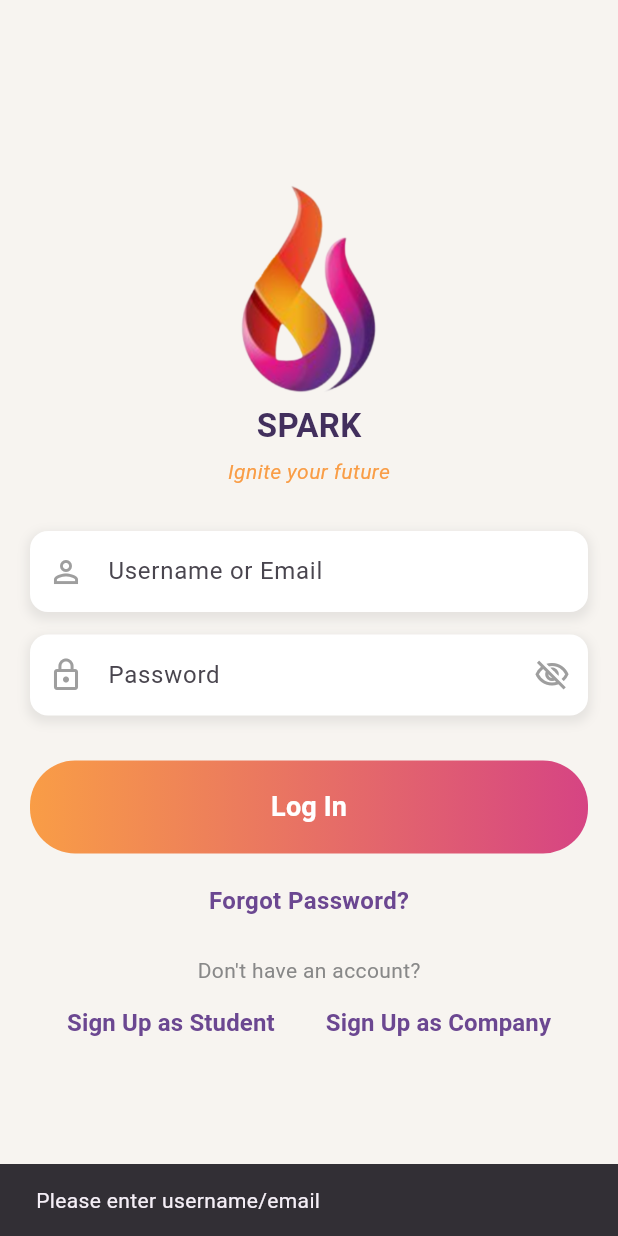
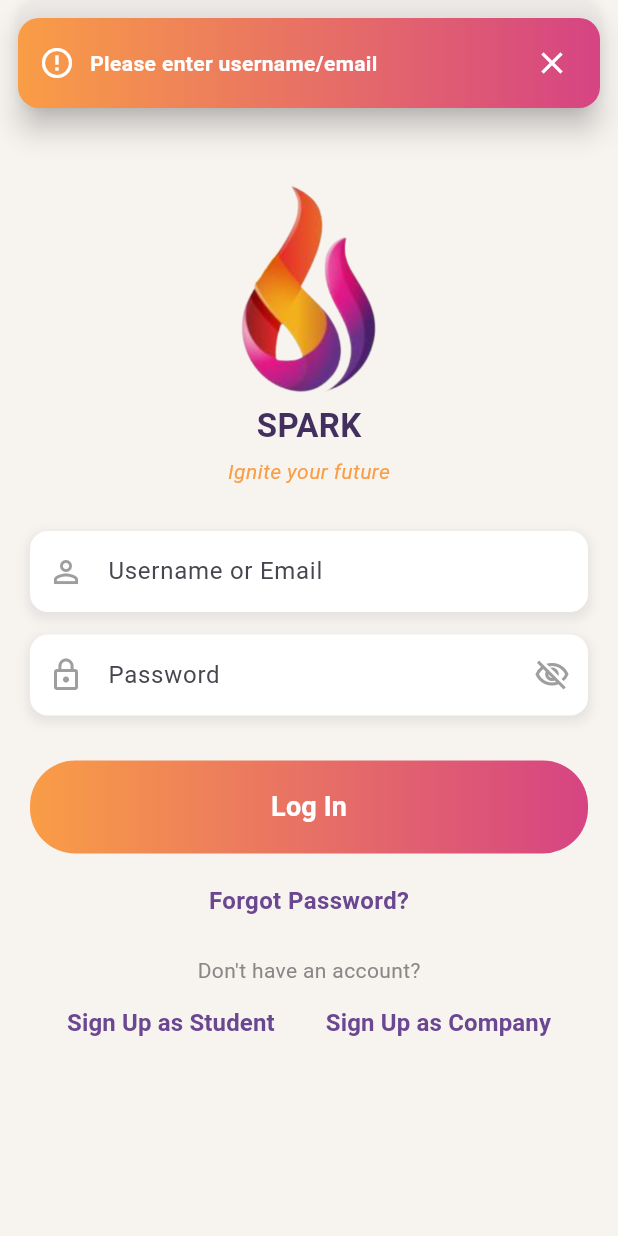
Before and after one commit to RandAlshalan/Spark444, a Flutter app: the LoginScreen screen opened by its route, after a tap on "Log In", on a phone screen of 412 x 824 dp. Run offline on Flutter 3.47's test engine with Material 3 defaults, Android fonts, the phone set to English and light mode, and no system bars; our stand-ins replace cloud_firestore, firebase_auth, firebase_core; accounts and stored records are empty.

Commit message:
update login " error massage "

```diff
--- a/lib/studentScreens/login.dart
+++ b/lib/studentScreens/login.dart
@@ -11,15 +11,111 @@ class LoginScreen extends StatefulWidget {
   State<LoginScreen> createState() => _LoginScreenState();
 }
 
-class _LoginScreenState extends State<LoginScreen> {
+class _LoginScreenState extends State<LoginScreen>
+    with SingleTickerProviderStateMixin {
   final _idController = TextEditingController(); // Username أو Email
   final _passwordController = TextEditingController();
   bool _isLoading = false;
   bool _obscurePassword = true;
   final AuthService _authService = AuthService();
 
+  // ====== Top Toast (Overlay) ======
+  OverlayEntry? _toastEntry;
+  late final AnimationController _toastController = AnimationController(
+    vsync: this,
+    duration: const Duration(milliseconds: 250),
+  );
+  late final Animation<Offset> _toastSlide = Tween<Offset>(
+    begin: const Offset(0, -1),
+    end: Offset.zero,
+  ).animate(CurvedAnimation(parent: _toastController, curve: Curves.easeOut));
+
+  void _showTopToast(
+    String message, {
+    IconData icon = Icons.error_outline,
+    Duration duration = const Duration(seconds: 2),
+  }) async {
+    _hideTopToast();
+    final overlay = Overlay.of(context);
+    if (overlay == null) return;
+
+    _toastEntry = OverlayEntry(
+      builder: (_) {
+        final topSafe = MediaQuery.of(context).padding.top;
+        return Positioned(
+          top: 0,
+          left: 12,
+          right: 12,
+          child: SafeArea(
+            bottom: false,
+            child: SlideTransition(
+              position: _toastSlide,
+              child: Material(
+                color: Colors.transparent,
+                elevation: 8,
+                borderRadius: BorderRadius.circular(14),
+                child: Container(
+                  margin: EdgeInsets.only(top: topSafe > 0 ? 0 : 12),
+                  padding: const EdgeInsets.symmetric(
+                    horizontal: 14,
+                    vertical: 12,
+                  ),
+                  decoration: BoxDecoration(
+                    gradient: const LinearGradient(
+                      colors: [Color(0xFFF99D46), Color(0xFFD64483)],
+                      begin: Alignment.centerLeft,
+                      end: Alignment.centerRight,
+                    ),
+                    borderRadius: BorderRadius.circular(14),
+                  ),
+                  child: Row(
+                    children: [
+                      Icon(icon, color: Colors.white),
+                      const SizedBox(width: 10),
+                      Expanded(
+                        child: Text(
+                          message,
+                          style: const TextStyle(
+                            color: Colors.white,
+                            fontWeight: FontWeight.w600,
+                          ),
+                        ),
+                      ),
+                      GestureDetector(
+                        onTap: _hideTopToast,
+                        child: const Padding(
+                          padding: EdgeInsets.all(6.0),
+                          child: Icon(Icons.close, color: Colors.white),
+                        ),
+                      ),
+                    ],
+                  ),
+                ),
+              ),
+            ),
+          ),
+        );
+      },
+    );
+
+    overlay.insert(_toastEntry!);
+    await _toastController.forward();
+    Future.delayed(duration, () async {
+      if (!mounted) return;
+      await _toastController.reverse();
+      _hideTopToast();
+    });
+  }
+
+  void _showSuccess(String msg) =>
+      _showTopToast(msg, icon: Icons.check_circle_outline);
+
+  void _hideTopToast() {
+    _toastEntry?..remove();
+    _toastEntry = null;
+  }
+
   // ====== Validators & Helpers ======
-
   final RegExp _emailRegex = RegExp(
     r'^[^\s@]+@[^\s@]+\.[^\s@]+$',
     caseSensitive: false,
@@ -29,11 +125,9 @@ class _LoginScreenState extends State<LoginScreen> {
     final t = raw.trim();
     if (t.isEmpty) return '';
     if (t.contains('@')) {
-      return t
-          .replaceAll(' ', '')
-          .toLowerCase(); // Email: قص ومسح المسافات الداخلية
+      return t.replaceAll(' ', '').toLowerCase(); // Email: بدون مسافات داخلية
     }
-    return t.toLowerCase(); // Username: نترك الداخلية ممنوعة في الفاليديشن
+    return t.toLowerCase(); // Username
   }
 
   String? _validateIdentifier(String raw) {
@@ -67,58 +161,54 @@ class _LoginScreenState extends State<LoginScreen> {
   }
 
   // ====== Lifecycle ======
-
   @override
   void dispose() {
+    _hideTopToast();
+    _toastController.dispose();
     _idController.dispose();
     _passwordController.dispose();
     super.dispose();
   }
 
   // ====== Actions ======
-
   Future<void> _login() async {
     final idRaw = _idController.text;
     final pwRaw = _passwordController.text;
 
-    // UI validation
     final idErr = _validateIdentifier(idRaw);
     final pwErr = _validatePassword(pwRaw);
     if (idErr != null || pwErr != null) {
-      final msg = idErr ?? pwErr!;
-      if (mounted) {
-        ScaffoldMessenger.of(
-          context,
-        ).showSnackBar(SnackBar(content: Text(msg)));
-      }
+      _showTopToast(idErr ?? pwErr!);
       return;
     }
 
     setState(() => _isLoading = true);
 
     try {
-      // أهم تغيير: نرسل المعرف كما هو لـ AuthService (هو اللي يحل Username→Email)
+      // نرسل المعرف كما هو — الـ AuthService يتكفل بتحويل username إلى email إن لزم
       final userType = await _authService.login(
-        idRaw, // identifier (username أو email)
+        idRaw,
         _normalizePassword(pwRaw),
       );
 
       if (!mounted) return;
+
       if (userType == 'student') {
+        _showSuccess('Welcome back!');
+        await Future.delayed(const Duration(milliseconds: 200));
         Navigator.of(context).pushReplacement(
-          MaterialPageRoute(builder: (context) => StudentProfilePage()),
+          MaterialPageRoute(builder: (_) => StudentProfilePage()),
         );
+      } else if (userType == 'company') {
+        _showSuccess('Welcome Company!');
+        // TODO: استبدلي بصفحة الـ Company المناسبة
+        // Navigator.pushReplacementNamed(context, '/companyHome');
       } else {
-        ScaffoldMessenger.of(
-          context,
-        ).showSnackBar(const SnackBar(content: Text("Welcome Company!")));
-        // TODO: Navigator.pushReplacementNamed(context, '/companyHome');
+        _showTopToast('Unknown user type');
       }
     } catch (e) {
       if (!mounted) return;
-      ScaffoldMessenger.of(
-        context,
-      ).showSnackBar(SnackBar(content: Text(e.toString())));
+      _showTopToast(e.toString());
     } finally {
       if (mounted) setState(() => _isLoading = false);
     }
@@ -127,42 +217,32 @@ class _LoginScreenState extends State<LoginScreen> {
   Future<void> _forgotPassword() async {
     final idRaw = _idController.text;
     if (idRaw.trim().isEmpty) {
-      if (mounted) {
-        ScaffoldMessenger.of(context).showSnackBar(
-          const SnackBar(content: Text("Enter your username/email first.")),
-        );
-      }
+      _showTopToast('Enter your username/email first.');
       return;
     }
     try {
-      // كذلك هنا: AuthService يحوّل username للإيميل داخليًا
       await _authService.resetPassword(idRaw);
       if (!mounted) return;
-      ScaffoldMessenger.of(context).showSnackBar(
-        const SnackBar(
-          content: Text("Password reset link sent to your email."),
-        ),
-      );
+      _showSuccess('Password reset link sent to your email.');
     } catch (e) {
       if (!mounted) return;
-      ScaffoldMessenger.of(
-        context,
-      ).showSnackBar(SnackBar(content: Text("Reset error: $e")));
+      _showTopToast('Reset error: $e');
     }
   }
 
   Future<void> _goTo(Widget page, int index) async {
     await Navigator.push(context, MaterialPageRoute(builder: (_) => page));
-    if (mounted) setState(() => {});
+    if (mounted) setState(() {});
   }
 
   // ====== UI ======
-
   @override
   Widget build(BuildContext context) {
     return Scaffold(
       backgroundColor: const Color(0xFFF7F4F0),
-      body: Center(
+      body: Stack(
+        children: [
+          Center(
             child: SingleChildScrollView(
               padding: const EdgeInsets.all(20),
               child: Column(
@@ -188,18 +268,9 @@ class _LoginScreenState extends State<LoginScreen> {
                       fontSize: 14,
                     ),
                   ),
-              /* const SizedBox(height: 50), //delete it bec we have welcomeScreen
-              const Text(
-                'Welcome Back!',
-                style: TextStyle(
-                  fontSize: 28,
-                  fontWeight: FontWeight.bold,
-                  color: Color(0xFF1E1E1E),
-                ),
-              ),*/
                   const SizedBox(height: 30),
 
-              // Username or Email
+                  // Identifier
                   Container(
                     decoration: BoxDecoration(
                       color: Colors.white,
@@ -219,7 +290,10 @@ class _LoginScreenState extends State<LoginScreen> {
                       enabled: !_isLoading,
                       decoration: const InputDecoration(
                         hintText: 'Username or Email',
-                    prefixIcon: Icon(Icons.person_outline, color: Colors.grey),
+                        prefixIcon: Icon(
+                          Icons.person_outline,
+                          color: Colors.grey,
+                        ),
                         contentPadding: EdgeInsets.symmetric(
                           horizontal: 20,
                           vertical: 15,
@@ -266,8 +340,9 @@ class _LoginScreenState extends State<LoginScreen> {
                                 : Icons.visibility_outlined,
                             color: Colors.grey,
                           ),
-                      onPressed: () =>
-                          setState(() => _obscurePassword = !_obscurePassword),
+                          onPressed: () => setState(
+                            () => _obscurePassword = !_obscurePassword,
+                          ),
                         ),
                       ),
                     ),
@@ -297,7 +372,14 @@ class _LoginScreenState extends State<LoginScreen> {
                           ),
                         ),
                         child: _isLoading
-                        ? const CircularProgressIndicator(color: Colors.white)
+                            ? const SizedBox(
+                                width: 22,
+                                height: 22,
+                                child: CircularProgressIndicator(
+                                  strokeWidth: 2,
+                                  color: Colors.white,
+                                ),
+                              )
                             : const Text(
                                 'Log In',
                                 style: TextStyle(
@@ -351,7 +433,7 @@ class _LoginScreenState extends State<LoginScreen> {
                           Navigator.push(
                             context,
                             MaterialPageRoute(
-                          builder: (context) => const CompanySignup(),
+                              builder: (_) => const CompanySignup(),
                             ),
                           );
                         },
@@ -370,6 +452,11 @@ class _LoginScreenState extends State<LoginScreen> {
               ),
             ),
           ),
+
+          // لازم Overlay للعمل
+          const SizedBox.shrink(),
+        ],
+      ),
     );
   }
 }
```
Lines whose indentation alone changed are shown as unchanged.
